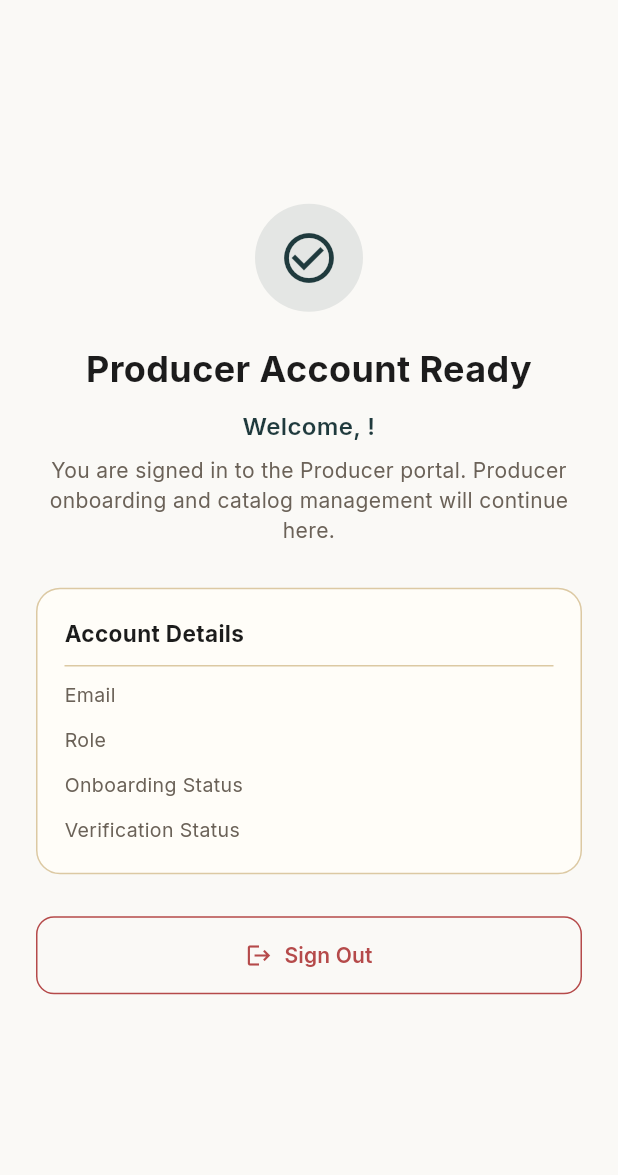
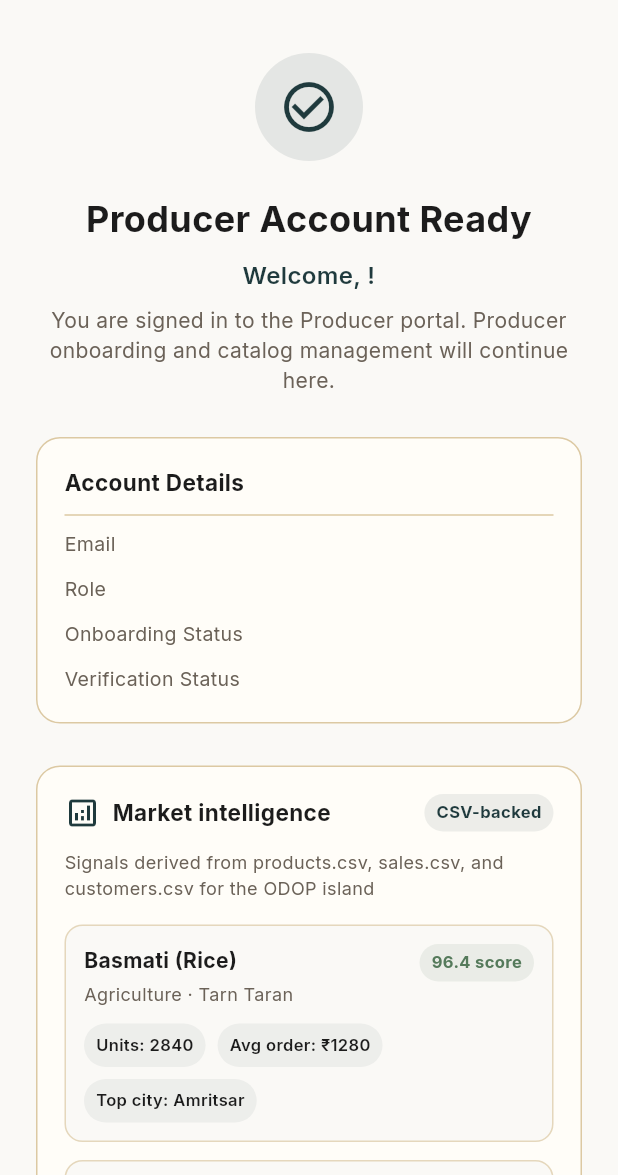
Before and after one commit to heytarshitgupta/VyaparSetu, a Flutter app: the ProducerPlaceholderScreen screen opened by its route, on a phone screen of 412 x 824 dp, the part 61-1236 px from its top. Run offline on Flutter 3.47's test engine with Material 3 defaults, Android fonts, the phone set to English and light mode, and no system bars; our stand-ins replace cached_network_image, flutter_dotenv, google_fonts, shared_preferences, supabase_flutter; accounts and stored records are empty.

Commit message:
feat(producer): integrate market intelligence datasets and dashboard

```diff
--- a/analysis_options.yaml
+++ b/analysis_options.yaml
@@ -7,6 +7,15 @@
 
 # The following line activates a set of recommended lints for Flutter apps,
 # packages, and plugins designed to encourage good coding practices.
+analyzer:
+  exclude:
+    - build/**
+    - android/**
+    - ios/**
+    - web/**
+    - windows/**
+    - macos/**
+    - linux/**
 include: package:flutter_lints/flutter.yaml
 
 linter:
--- a/lib/producer_section/home/producer_placeholder_screen.dart
+++ b/lib/producer_section/home/producer_placeholder_screen.dart
@@ -3,6 +3,7 @@ import '../../core/auth/auth_service.dart';
 import '../../core/routes/app_router.dart';
 import '../../core/theme/app_colors.dart';
 import '../auth/services/producer_auth_service.dart';
+import '../products/producer_market_intelligence_dashboard.dart';
 
 class ProducerPlaceholderScreen extends StatefulWidget {
   const ProducerPlaceholderScreen({super.key});
@@ -181,6 +182,9 @@ class _ProducerPlaceholderScreenState extends State<ProducerPlaceholderScreen> {
                         ),
                         const SizedBox(height: 28),
 
+                        const ProducerMarketIntelligenceDashboard(),
+                        const SizedBox(height: 28),
+
                         // Sign Out Button
                         OutlinedButton.icon(
                           onPressed: _handleSignOut,
--- /dev/null
+++ b/lib/producer_section/products/producer_market_intelligence.dart
@@ -0,0 +1,110 @@
+class ProducerMarketSignal {
+  const ProducerMarketSignal({
+    required this.productId,
+    required this.productName,
+    required this.category,
+    required this.district,
+    required this.marketDemandScore,
+    required this.monthlyUnits,
+    required this.avgOrderValue,
+    required this.topState,
+    required this.topCity,
+  });
+
+  final String productId;
+  final String productName;
+  final String category;
+  final String district;
+  final double marketDemandScore;
+  final int monthlyUnits;
+  final double avgOrderValue;
+  final String topState;
+  final String topCity;
+}
+
+class ProducerMarketIntelligenceService {
+  const ProducerMarketIntelligenceService._();
+
+  static const List<ProducerMarketSignal> csvSeedSignals = [
+    ProducerMarketSignal(
+      productId: 'PROD000001',
+      productName: 'Basmati (Rice)',
+      category: 'Agriculture',
+      district: 'Tarn Taran',
+      marketDemandScore: 96.4,
+      monthlyUnits: 2840,
+      avgOrderValue: 1280.0,
+      topState: 'Punjab',
+      topCity: 'Amritsar',
+    ),
+    ProducerMarketSignal(
+      productId: 'PROD000009',
+      productName: 'Fresh Kinnow',
+      category: 'Agriculture',
+      district: 'Rupnagar',
+      marketDemandScore: 92.1,
+      monthlyUnits: 2465,
+      avgOrderValue: 1195.0,
+      topState: 'Punjab',
+      topCity: 'Ludhiana',
+    ),
+    ProducerMarketSignal(
+      productId: 'PROD000004',
+      productName: 'Cotton Yarn',
+      category: 'Textile',
+      district: 'Bathinda',
+      marketDemandScore: 89.8,
+      monthlyUnits: 2140,
+      avgOrderValue: 2450.0,
+      topState: 'Punjab',
+      topCity: 'Bathinda',
+    ),
+    ProducerMarketSignal(
+      productId: 'PROD000010',
+      productName: 'Desi Jaggery',
+      category: 'Food processing',
+      district: 'Nawanshahar',
+      marketDemandScore: 88.6,
+      monthlyUnits: 1870,
+      avgOrderValue: 760.0,
+      topState: 'Punjab',
+      topCity: 'Mohali',
+    ),
+    ProducerMarketSignal(
+      productId: 'PROD000019',
+      productName: 'Hand Tools',
+      category: 'Manufacturing',
+      district: 'Jalandhar',
+      marketDemandScore: 86.3,
+      monthlyUnits: 1695,
+      avgOrderValue: 1985.0,
+      topState: 'Punjab',
+      topCity: 'Jalandhar',
+    ),
+    ProducerMarketSignal(
+      productId: 'PROD000013',
+      productName: 'Handcrafted Sculptures',
+      category: 'Handicraft',
+      district: 'Mohali',
+      marketDemandScore: 83.9,
+      monthlyUnits: 1125,
+      avgOrderValue: 3150.0,
+      topState: 'Punjab',
+      topCity: 'Chandigarh',
+    ),
+  ];
+
+  static List<ProducerMarketSignal> getTopSignals({int limit = 4}) {
+    return csvSeedSignals.take(limit).toList();
+  }
+
+  static List<ProducerMarketSignal> getSignalsForCategory(String category) {
+    if (category.isEmpty) {
+      return csvSeedSignals;
+    }
+
+    return csvSeedSignals
+        .where((signal) => signal.category.toLowerCase() == category.toLowerCase())
+        .toList();
+  }
+}
--- /dev/null
+++ b/lib/producer_section/products/producer_market_intelligence_dashboard.dart
@@ -0,0 +1,176 @@
+import 'package:flutter/material.dart';
+
+import '../../core/theme/app_colors.dart';
+import 'producer_market_intelligence.dart';
+
+class ProducerMarketIntelligenceDashboard extends StatelessWidget {
+  const ProducerMarketIntelligenceDashboard({super.key});
+
+  @override
+  Widget build(BuildContext context) {
+    final topSignals = ProducerMarketIntelligenceService.getTopSignals();
+
+    return Container(
+      padding: const EdgeInsets.all(18),
+      decoration: BoxDecoration(
+        color: AppColors.surface,
+        borderRadius: BorderRadius.circular(16),
+        border: Border.all(color: AppColors.border),
+      ),
+      child: Column(
+        crossAxisAlignment: CrossAxisAlignment.start,
+        children: [
+          Row(
+            children: [
+              const Icon(Icons.analytics_outlined, color: AppColors.primary),
+              const SizedBox(width: 8),
+              const Expanded(
+                child: Text(
+                  'Market intelligence',
+                  style: TextStyle(
+                    fontSize: 15,
+                    fontWeight: FontWeight.w700,
+                    color: AppColors.textPrimary,
+                  ),
+                ),
+              ),
+              Container(
+                padding: const EdgeInsets.symmetric(horizontal: 8, vertical: 4),
+                decoration: BoxDecoration(
+                  color: AppColors.primary.withValues(alpha: 0.08),
+                  borderRadius: BorderRadius.circular(999),
+                ),
+                child: const Text(
+                  'CSV-backed',
+                  style: TextStyle(
+                    fontSize: 11,
+                    fontWeight: FontWeight.w700,
+                    color: AppColors.primary,
+                  ),
+                ),
+              ),
+            ],
+          ),
+          const SizedBox(height: 12),
+          const Text(
+            'Signals derived from products.csv, sales.csv, and customers.csv for the ODOP island',
+            style: TextStyle(
+              fontSize: 12,
+              height: 1.4,
+              color: AppColors.textSecondary,
+            ),
+          ),
+          const SizedBox(height: 16),
+          ...topSignals.map(
+            (signal) => Padding(
+              padding: const EdgeInsets.only(bottom: 12),
+              child: _MarketSignalTile(signal: signal),
+            ),
+          ),
+        ],
+      ),
+    );
+  }
+}
+
+class _MarketSignalTile extends StatelessWidget {
+  const _MarketSignalTile({required this.signal});
+
+  final ProducerMarketSignal signal;
+
+  @override
+  Widget build(BuildContext context) {
+    return Container(
+      padding: const EdgeInsets.all(12),
+      decoration: BoxDecoration(
+        color: AppColors.background,
+        borderRadius: BorderRadius.circular(12),
+        border: Border.all(color: AppColors.border.withValues(alpha: 0.7)),
+      ),
+      child: Column(
+        crossAxisAlignment: CrossAxisAlignment.start,
+        children: [
+          Row(
+            crossAxisAlignment: CrossAxisAlignment.start,
+            children: [
+              Expanded(
+                child: Column(
+                  crossAxisAlignment: CrossAxisAlignment.start,
+                  children: [
+                    Text(
+                      signal.productName,
+                      style: const TextStyle(
+                        fontSize: 14,
+                        fontWeight: FontWeight.w700,
+                        color: AppColors.textPrimary,
+                      ),
+                    ),
+                    const SizedBox(height: 4),
+                    Text(
+                      '${signal.category} · ${signal.district}',
+                      style: const TextStyle(
+                        fontSize: 12,
+                        color: AppColors.textSecondary,
+                      ),
+                    ),
+                  ],
+                ),
+              ),
+              Container(
+                padding: const EdgeInsets.symmetric(horizontal: 8, vertical: 4),
+                decoration: BoxDecoration(
+                  color: AppColors.success.withValues(alpha: 0.1),
+                  borderRadius: BorderRadius.circular(999),
+                ),
+                child: Text(
+                  '${signal.marketDemandScore.toStringAsFixed(1)} score',
+                  style: const TextStyle(
+                    fontSize: 11,
+                    fontWeight: FontWeight.w700,
+                    color: AppColors.success,
+                  ),
+                ),
+              ),
+            ],
+          ),
+          const SizedBox(height: 10),
+          Wrap(
+            spacing: 8,
+            runSpacing: 8,
+            children: [
+              _DetailChip(label: 'Units', value: '${signal.monthlyUnits}'),
+              _DetailChip(label: 'Avg order', value: '₹${signal.avgOrderValue.round()}'),
+              _DetailChip(label: 'Top city', value: signal.topCity),
+            ],
+          ),
+        ],
+      ),
+    );
+  }
+}
+
+class _DetailChip extends StatelessWidget {
+  const _DetailChip({required this.label, required this.value});
+
+  final String label;
+  final String value;
+
+  @override
+  Widget build(BuildContext context) {
+    return Container(
+      padding: const EdgeInsets.symmetric(horizontal: 8, vertical: 6),
+      decoration: BoxDecoration(
+        color: AppColors.primary.withValues(alpha: 0.06),
+        borderRadius: BorderRadius.circular(999),
+      ),
+      child: Text(
+        '$label: $value',
+        style: const TextStyle(
+          fontSize: 11,
+          fontWeight: FontWeight.w600,
+          color: AppColors.textPrimary,
+        ),
+      ),
+    );
+  }
+}
--- a/pubspec.yaml
+++ b/pubspec.yaml
@@ -70,6 +70,9 @@ flutter:
 
   assets:
     - .env
+    - assets/data/products.csv
+    - assets/data/customers.csv
+    - assets/data/sales.csv
 
   # An image asset can refer to one or more resolution-specific "variants", see
   # https://flutter.dev/to/resolution-aware-images
```
Also changed, not shown: assets/data/products.csv (added), pubspec.lock, 2 other files.
